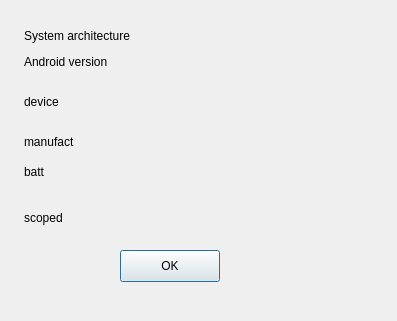
Qt form deviceinfodialog.ui (Eliminater74/adblink) before a commit.
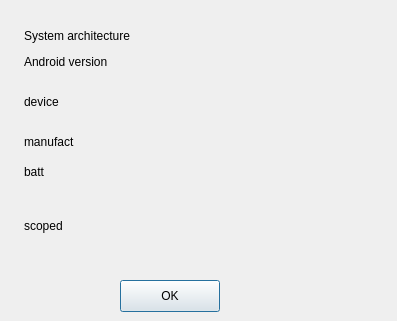
The same form after that commit.

Commit message: sysinfo edit for scoped storage

The edit to the form file:
```diff
--- a/deviceinfodialog.ui
+++ b/deviceinfodialog.ui
@@ -17,7 +17,7 @@
    <property name="geometry">
     <rect>
      <x>120</x>
-     <y>250</y>
+     <y>280</y>
      <width>100</width>
      <height>32</height>
     </rect>
@@ -31,10 +31,22 @@
     <rect>
      <x>24</x>
      <y>210</y>
-     <width>311</width>
-     <height>16</height>
+     <width>350</width>
+     <height>32</height>
     </rect>
    </property>
+   <property name="minimumSize">
+    <size>
+     <width>350</width>
+     <height>32</height>
+    </size>
+   </property>
+   <property name="maximumSize">
+    <size>
+     <width>350</width>
+     <height>32</height>
+    </size>
+   </property>
    <property name="text">
     <string>scoped</string>
    </property>
```
The commit also changes 1 other file.
